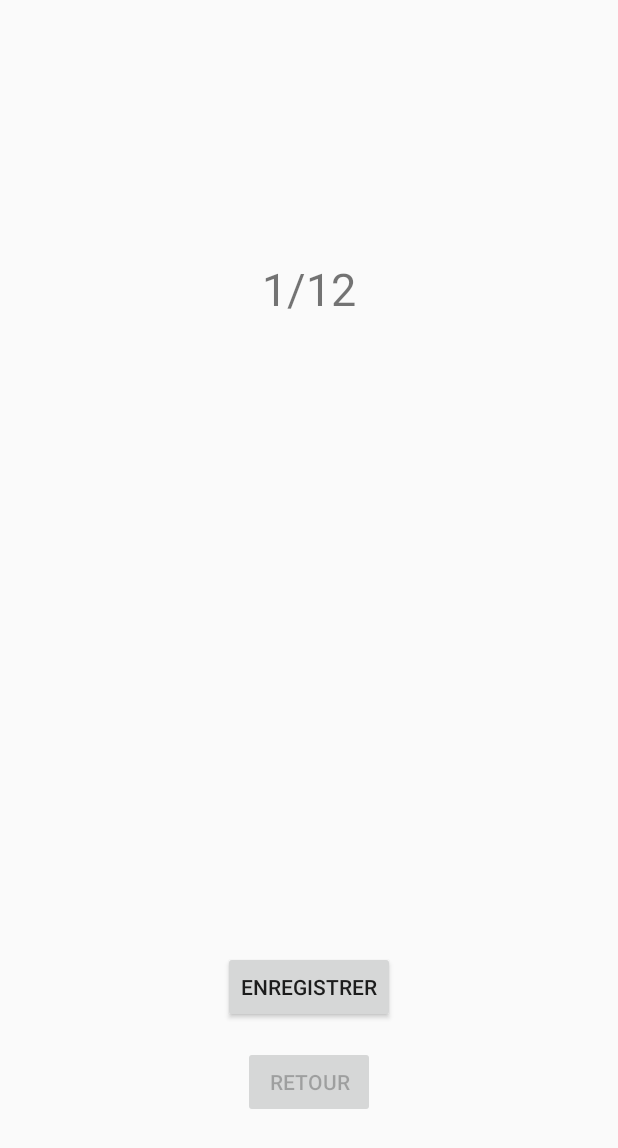
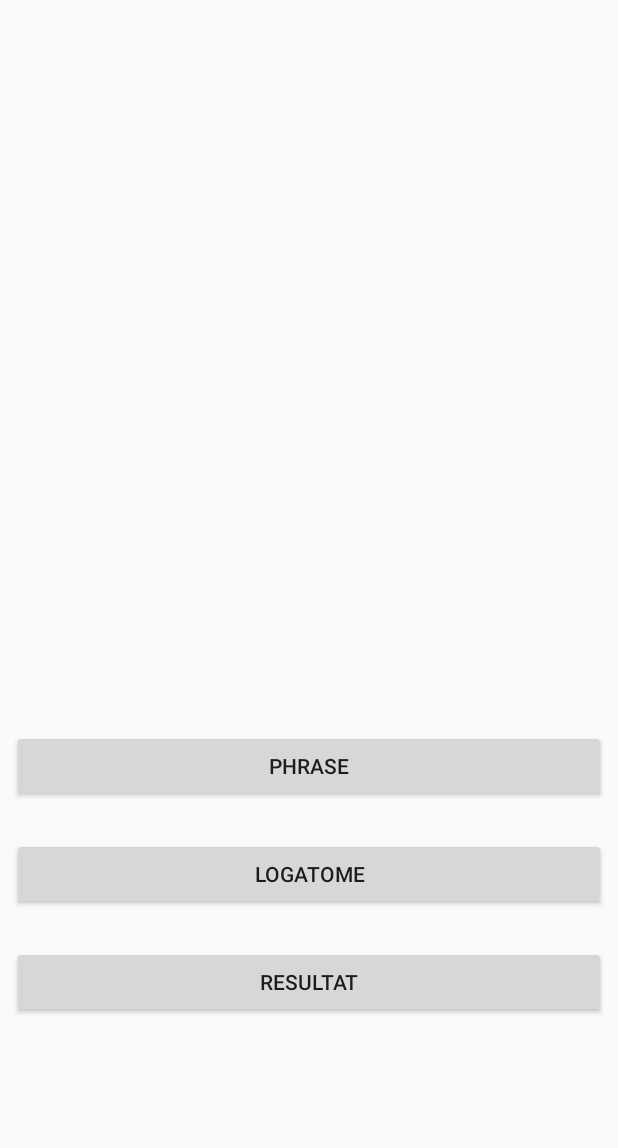
Before and after one commit to SALADINL/projetM1-Voicy, an Android app: the screen it shows after launch (Reco before the commit, MainActivity after it), on a phone screen of 412 x 824 dp. Shown: the top 1148 px of the screen. Run offline under Robolectric (Android 15) with nearby library versions, the light colour scheme and no system bars.

Commit message:
Ajout d'une page d'accueil, possibilité de scroll les tableau de résultat et autres ajouts mineur.(LOgatome bugged)

```diff
--- a/app/src/main/java/com/example/modulereco/ExerciceSeguin.java
+++ b/app/src/main/java/com/example/modulereco/ExerciceSeguin.java
@@ -18,7 +18,7 @@ public class ExerciceSeguin extends Exercice
 	{
 		super(context);
 
-		max = 12;
+		max = 2;
 		phrases = new ArrayList<>();
 		dico = new File(assetsDir, "chevre.txt");
 
--- /dev/null
+++ b/app/src/main/java/com/example/modulereco/MainActivity.java
@@ -0,0 +1,48 @@
+package com.example.modulereco;
+
+import android.app.Activity;
+import android.content.Intent;
+import android.os.Bundle;
+import android.view.View;
+import android.widget.Button;
+
+public class MainActivity extends Activity {
+
+    private Button btResultat;
+    private Button btLogatome;
+    private Button btPhrase;
+
+    @Override
+    protected void onCreate(Bundle savedInstanceState) {
+        super.onCreate(savedInstanceState);
+        setContentView(R.layout.main_activity);
+
+        btResultat = findViewById(R.id.btResultat);
+        btLogatome = findViewById(R.id.btLogatome);
+        btPhrase = findViewById(R.id.btPhrase);
+
+        btPhrase.setOnClickListener(new View.OnClickListener() {
+            @Override
+            public void onClick(View v) {
+                Intent intent = new Intent(MainActivity.this, Reco.class);
+                intent.putExtra("type", 2);
+                startActivity(intent);
+            }
+        });
+        btLogatome.setOnClickListener(new View.OnClickListener() {
+            @Override
+            public void onClick(View v) {
+                Intent intent = new Intent(MainActivity.this, Reco.class);
+                intent.putExtra("type", 1);
+                startActivity(intent);
+            }
+        });
+        btResultat.setOnClickListener(new View.OnClickListener() {
+            @Override
+            public void onClick(View v) {
+                Intent intent = new Intent(MainActivity.this, choixResultat.class);
+                startActivity(intent);
+            }
+        });
+    }
+}
--- a/app/src/main/java/com/example/modulereco/choixResultat.java
+++ b/app/src/main/java/com/example/modulereco/choixResultat.java
@@ -32,7 +32,7 @@ public class choixResultat extends Activity
 
 		String filepath = Environment.getExternalStorageDirectory().getPath();
 		final File extStorageDir = new File(filepath,"/ModuleReco/Exercices");
-		String [] fileList=extStorageDir.list();
+		String [] fileList = extStorageDir.list();
 
 		listItems.addAll(Arrays.asList(fileList));
 
--- a/app/src/main/res/drawable/row_border.xml
+++ b/app/src/main/res/drawable/row_border.xml
@@ -2,6 +2,6 @@
 <shape xmlns:android="http://schemas.android.com/apk/res/android" >
 
 
-    <stroke android:width="1dp" android:color="#FFFFFF" />
+    <stroke android:width="1dp" android:color="#E6E5E5" />
 
 </shape><!--<solid android:color="#5A5A5A" />-->
--- /dev/null
+++ b/app/src/main/res/layout/main_activity.xml
@@ -0,0 +1,51 @@
+<?xml version="1.0" encoding="utf-8"?>
+<android.support.constraint.ConstraintLayout xmlns:android="http://schemas.android.com/apk/res/android"
+    xmlns:app="http://schemas.android.com/apk/res-auto"
+    xmlns:tools="http://schemas.android.com/tools"
+    android:layout_width="match_parent"
+    android:layout_height="match_parent">
+
+    <Button
+        android:id="@+id/btPhrase"
+        android:layout_width="0dp"
+        android:layout_height="wrap_content"
+        android:layout_marginStart="8dp"
+        android:layout_marginEnd="8dp"
+        android:layout_marginBottom="24dp"
+        android:text="PHRASE"
+        app:layout_constraintBottom_toTopOf="@+id/btLogatome"
+        app:layout_constraintEnd_toEndOf="parent"
+        app:layout_constraintHorizontal_bias="0.5"
+        app:layout_constraintStart_toStartOf="parent"
+        app:layout_constraintTop_toTopOf="parent"
+        app:layout_constraintVertical_bias="0.8"
+        app:layout_constraintVertical_chainStyle="packed" />
+
+    <Button
+        android:id="@+id/btLogatome"
+        android:layout_width="0dp"
+        android:layout_height="wrap_content"
+        android:layout_marginStart="8dp"
+        android:layout_marginEnd="8dp"
+        android:layout_marginBottom="24dp"
+        android:text="LOGATOME"
+        app:layout_constraintBottom_toTopOf="@+id/btResultat"
+        app:layout_constraintEnd_toEndOf="parent"
+        app:layout_constraintHorizontal_bias="0.5"
+        app:layout_constraintStart_toStartOf="parent"
+        app:layout_constraintTop_toBottomOf="@+id/btPhrase" />
+
+    <Button
+        android:id="@+id/btResultat"
+        android:layout_width="0dp"
+        android:layout_height="wrap_content"
+        android:layout_marginStart="8dp"
+        android:layout_marginEnd="8dp"
+        android:layout_marginBottom="24dp"
+        android:text="RESULTAT"
+        app:layout_constraintBottom_toBottomOf="parent"
+        app:layout_constraintEnd_toEndOf="parent"
+        app:layout_constraintHorizontal_bias="0.5"
+        app:layout_constraintStart_toStartOf="parent"
+        app:layout_constraintTop_toBottomOf="@+id/btLogatome" />
+</android.support.constraint.ConstraintLayout>
```
Also changed, not shown: app/src/main/AndroidManifest.xml (+6 -1 lines), app/src/main/java/com/example/modulereco/Reco.java (+15 -11 lines), app/src/main/java/com/example/modulereco/Resultat.java (+59 -35 lines), app/src/main/res/layout/popup_layout.xml (+29 -58 lines), 1 other file.
